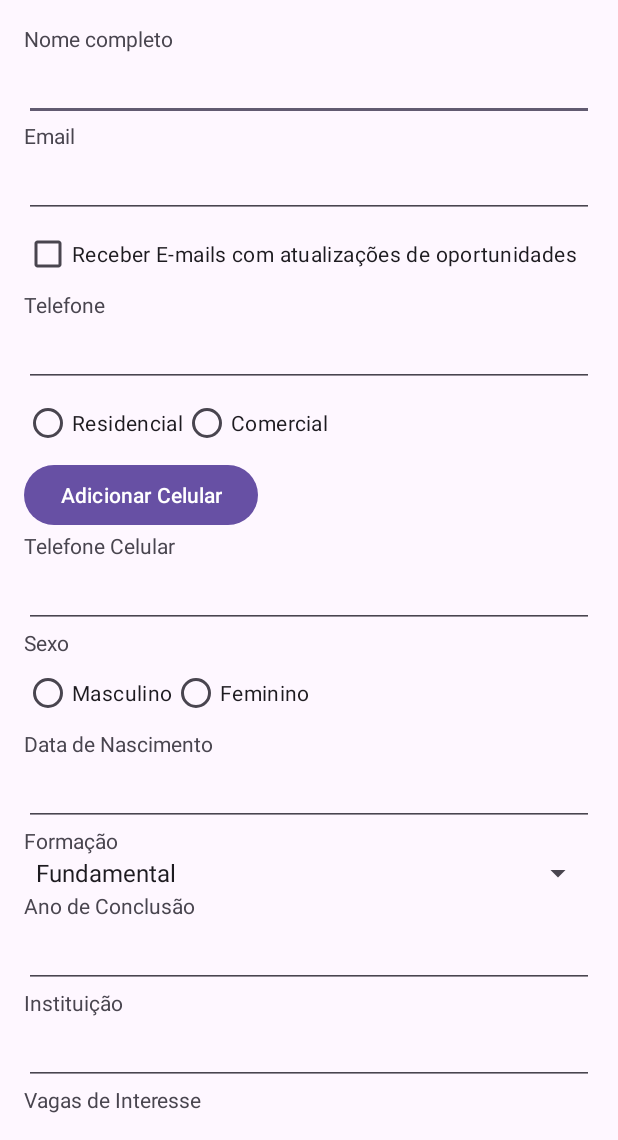
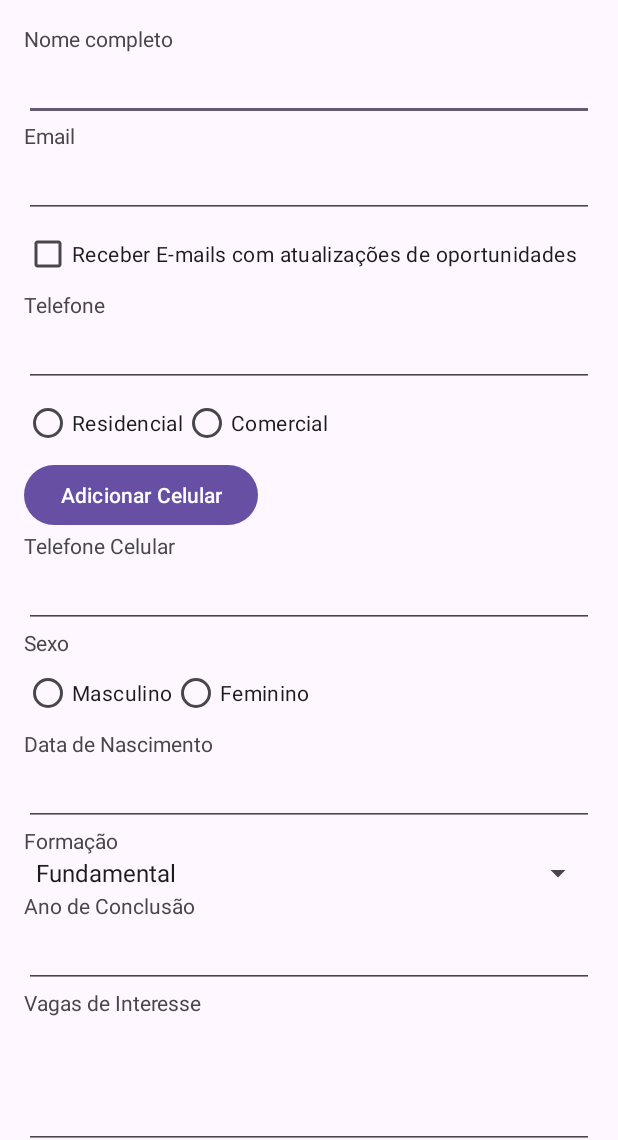
Before and after one commit to SauloFernando99/HaVagas, an Android app: the screen it shows after launch (MainActivity), after a tap on "Adicionar Celular", on a phone screen of 412 x 824 dp, the part 96-1236 px from its top. Run offline under Robolectric (Android 15) with nearby library versions, the phone set to English and light mode, and no system bars.

Commit message:
feat: created the function to show different fields based on the type of formation

```diff
--- a/app/src/main/java/com/example/havagas/MainActivity.kt
+++ b/app/src/main/java/com/example/havagas/MainActivity.kt
@@ -3,8 +3,11 @@ package com.example.havagas
 import androidx.appcompat.app.AppCompatActivity
 import android.os.Bundle
 import android.view.View
+import android.widget.AdapterView
+import android.widget.ArrayAdapter
 import android.widget.Button
 import android.widget.EditText
+import android.widget.Spinner
 import android.widget.TextView
 
 class MainActivity : AppCompatActivity() {
@@ -13,9 +16,23 @@ class MainActivity : AppCompatActivity() {
     private lateinit var textViewTelefoneCelular: TextView
     private lateinit var editTextTelefoneCelular: EditText
 
+    private lateinit var spinnerFormacao: Spinner
+    private lateinit var textViewAnoConclusao: TextView
+    private lateinit var editTextAnoConclusao: EditText
+    private lateinit var textViewInstituicao: TextView
+    private lateinit var editTextInstituicao: EditText
+    private lateinit var textViewTituloMonografia: TextView
+    private lateinit var editTextTituloMonografia: EditText
+    private lateinit var textViewOrientador: TextView
+    private lateinit var editTextOrientador: EditText
+
     override fun onCreate(savedInstanceState: Bundle?) {
         super.onCreate(savedInstanceState)
         setContentView(R.layout.activity_main)
+
+        initializeViews()
+
+        configureFormacao()
 
         buttonAdicionarCelular = findViewById(R.id.buttonAdicionarCelular)
         textViewTelefoneCelular = findViewById(R.id.textViewTelefoneCelular)
@@ -31,4 +48,48 @@ class MainActivity : AppCompatActivity() {
             }
         }
     }
+
+    private fun initializeViews() {
+        spinnerFormacao = findViewById(R.id.spinnerFormacao)
+        textViewAnoConclusao = findViewById(R.id.textViewAnoConclusao)
+        editTextAnoConclusao = findViewById(R.id.editTextAnoConclusao)
+        textViewInstituicao = findViewById(R.id.textViewInstituicao)
+        editTextInstituicao = findViewById(R.id.editTextInstituicao)
+        textViewTituloMonografia = findViewById(R.id.textViewTituloMonografia)
+        editTextTituloMonografia = findViewById(R.id.editTextTituloMonografia)
+        textViewOrientador = findViewById(R.id.textViewOrientador)
+        editTextOrientador = findViewById(R.id.editTextOrientador)
+    }
+
+    private fun configureFormacao() {
+        val formacoes = resources.getStringArray(R.array.formacoes)
+        val adapter = ArrayAdapter(this, android.R.layout.simple_spinner_item, formacoes)
+        adapter.setDropDownViewResource(android.R.layout.simple_spinner_dropdown_item)
+        spinnerFormacao.adapter = adapter
+
+        spinnerFormacao.onItemSelectedListener = object : AdapterView.OnItemSelectedListener {
+            override fun onItemSelected(parent: AdapterView<*>?, view: View?, position: Int, id: Long) {
+                val formacaoSelecionada = formacoes[position]
+
+                when (formacaoSelecionada) {
+                    "Fundamental", "Médio" -> showFields(true, false, false)
+                    "Graduação", "Especialização" -> showFields(true, true, false)
+                    "Mestrado", "Doutorado" -> showFields(true, true, true)
+                }
+            }
+
+            override fun onNothingSelected(parent: AdapterView<*>?) { }
+        }
+    }
+
+    private fun showFields(showAnoConclusao: Boolean, showInstituicao: Boolean, showTituloMonografia: Boolean) {
+        textViewAnoConclusao.visibility = if (showAnoConclusao) View.VISIBLE else View.GONE
+        editTextAnoConclusao.visibility = if (showAnoConclusao) View.VISIBLE else View.GONE
+        textViewInstituicao.visibility = if (showInstituicao) View.VISIBLE else View.GONE
+        editTextInstituicao.visibility = if (showInstituicao) View.VISIBLE else View.GONE
+        textViewTituloMonografia.visibility = if (showTituloMonografia) View.VISIBLE else View.GONE
+        editTextTituloMonografia.visibility = if (showTituloMonografia) View.VISIBLE else View.GONE
+        textViewOrientador.visibility = if (showTituloMonografia) View.VISIBLE else View.GONE
+        editTextOrientador.visibility = if (showTituloMonografia) View.VISIBLE else View.GONE
+    }
 }
```
